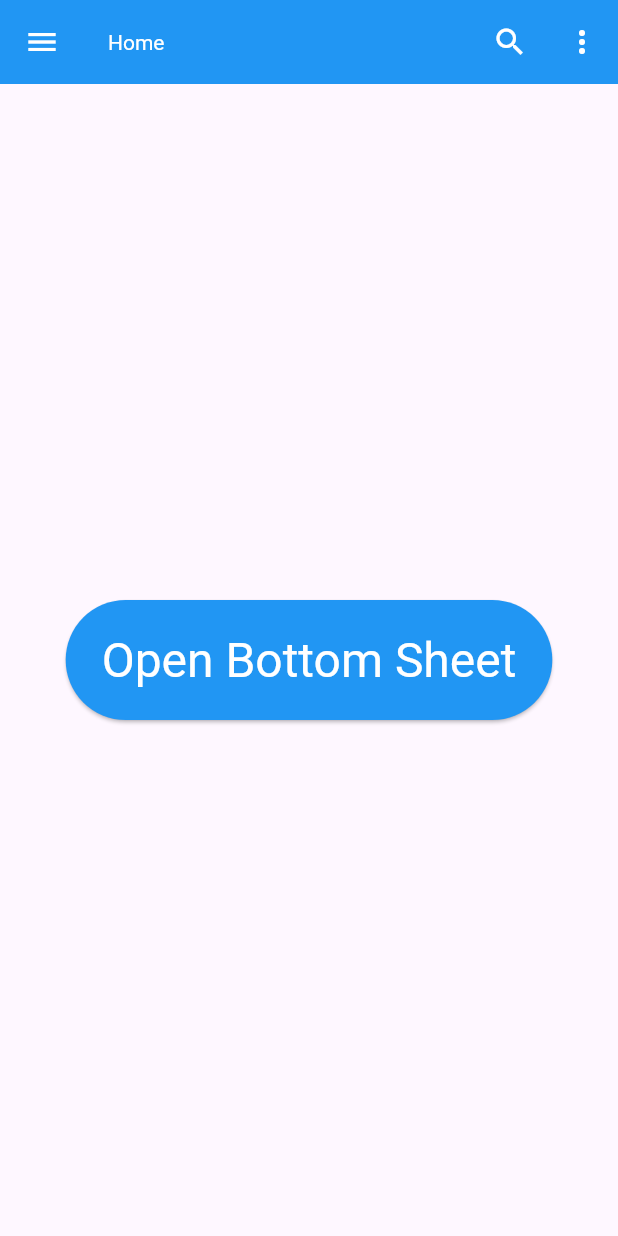
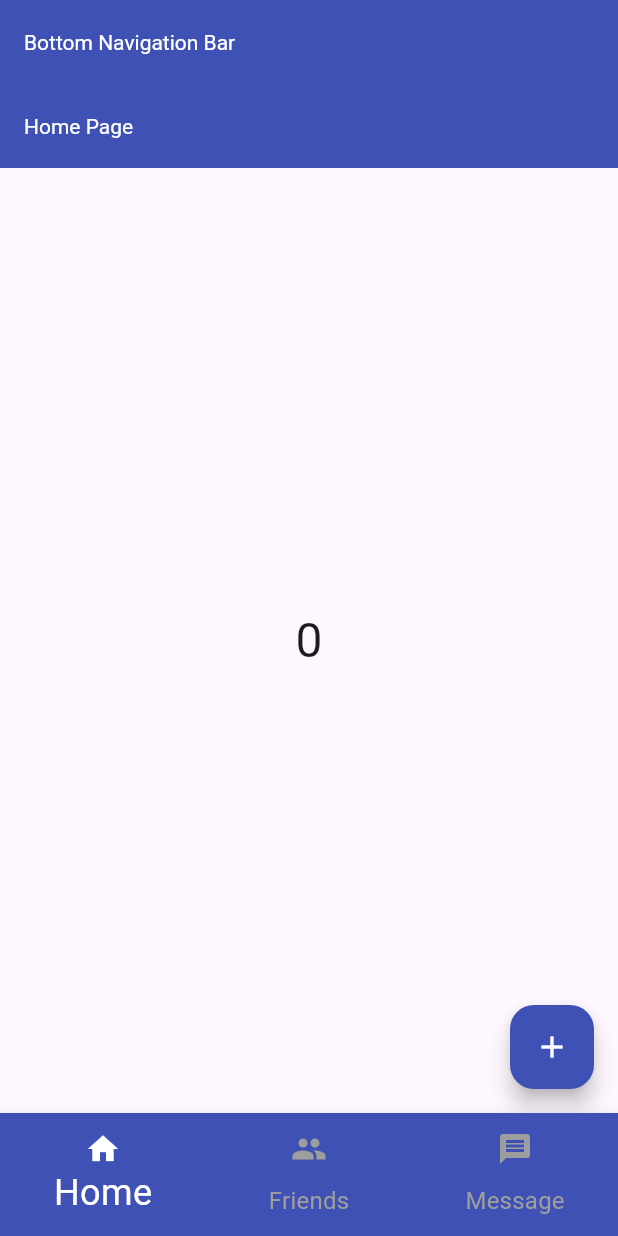
Before and after one commit to MuhammadMehediMNCS/appbar_-_transparent_appbar, a Flutter app: the screen it shows after launch, on a phone screen of 412 x 824 dp. Run offline on Flutter 3.47's test engine with Material 3 defaults, Android fonts, the phone set to English and light mode, and no system bars.

Commit message:
some file added

```diff
--- a/lib/main.dart
+++ b/lib/main.dart
@@ -1,4 +1,4 @@
-import 'package:appbar/page/bottom_sheet_page.dart';
+import 'package:appbar/page/bottom_navigation_page.dart';
 import 'package:flutter/material.dart';
 
 
@@ -18,7 +18,7 @@ class MyApp extends StatelessWidget {
       theme: ThemeData(
         primarySwatch: Colors.green
       ),
-      home: const BottomSheetPage(),
+      home: const BottomNavigationPage(),
     );
   }
 }
--- /dev/null
+++ b/lib/page/bottom_navigation_page.dart
@@ -0,0 +1,64 @@
+import 'package:appbar/screen/friend_screen.dart';
+import 'package:appbar/screen/home_screen.dart';
+import 'package:appbar/screen/message_screen.dart';
+import 'package:flutter/material.dart';
+
+class BottomNavigationPage extends StatefulWidget {
+  const BottomNavigationPage({super.key});
+
+  @override
+  State<BottomNavigationPage> createState() => _BottomNavigationPageState();
+}
+
+class _BottomNavigationPageState extends State<BottomNavigationPage> {
+  int currentIndex = 0;
+
+  final screens = [
+    const HomeScreen(),
+    const FriendScreen(),
+    const MessageScreen()
+  ];
+
+  @override
+  Widget build(BuildContext context) {
+    return Scaffold(
+      appBar: AppBar(
+        backgroundColor: Colors.indigo,
+        title: const Text("Bottom Navigation Bar"),
+        titleTextStyle: const TextStyle(color: Colors.white),
+      ),
+      body: IndexedStack(
+        index: currentIndex,
+        children: screens,
+      ),
+      // body: screens [currentIndex],
+      bottomNavigationBar: BottomNavigationBar(
+        type: BottomNavigationBarType.fixed,
+        backgroundColor: Colors.indigo,
+        selectedItemColor: Colors.white,
+        unselectedItemColor: Colors.grey,
+        // iconSize: 40,
+        // showSelectedLabels: false,
+        // showUnselectedLabels: false,
+        selectedFontSize: 24.0,
+        unselectedFontSize: 16.0,
+        currentIndex: currentIndex,
+        onTap: (index) => setState(() {currentIndex = index;}),
+        items: const [
+          BottomNavigationBarItem(
+            icon: Icon(Icons.home),
+            label: 'Home',
+          ),
+          BottomNavigationBarItem(
+            icon: Icon(Icons.people),
+            label: 'Friends',
+          ),
+          BottomNavigationBarItem(
+            icon: Icon(Icons.message),
+            label: 'Message',
+          ),
+        ]
+      ),
+    );
+  }
+}
--- /dev/null
+++ b/lib/screen/home_screen.dart
@@ -0,0 +1,38 @@
+import 'package:flutter/material.dart';
+
+class HomeScreen extends StatefulWidget {
+  const HomeScreen({super.key});
+
+  @override
+  State<HomeScreen> createState() => _HomeScreenState();
+}
+
+class _HomeScreenState extends State<HomeScreen> {
+  int index = 0;
+
+  @override
+  Widget build(BuildContext context) {
+    return Scaffold(
+      appBar: AppBar(
+        backgroundColor: Colors.indigo,
+        title: const Text("Home Page"),
+        titleTextStyle: const TextStyle(color: Colors.white),
+      ),
+      body: Center(
+        child: Text(
+          index.toString(),
+          style: const TextStyle(fontSize: 32),
+        ),
+      ),
+      floatingActionButton: FloatingActionButton(
+        onPressed: () {
+          setState(() {
+            index ++;
+          });
+        },
+        backgroundColor: Colors.indigo,
+        child: const Icon(Icons.add, color: Colors.white,),
+      ),
+    );
+  }
+}
```
Also changed, not shown: lib/page/simple_appbar_page.dart (+20 -19 lines), lib/screen/friend_screen.dart (added, +28 -0 lines), lib/screen/message_screen.dart (added, +28 -0 lines).
